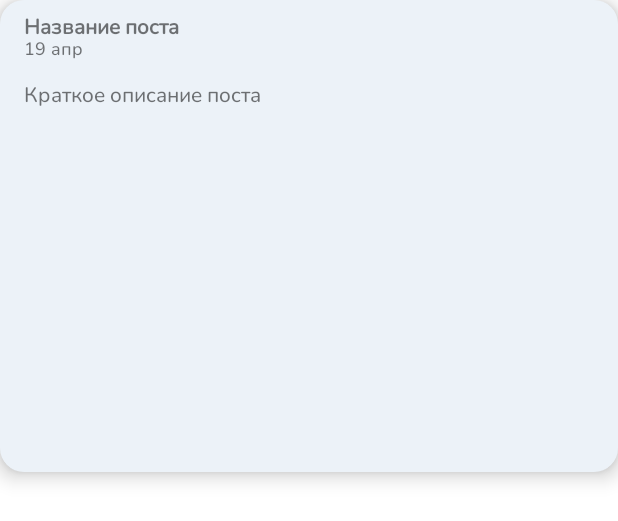
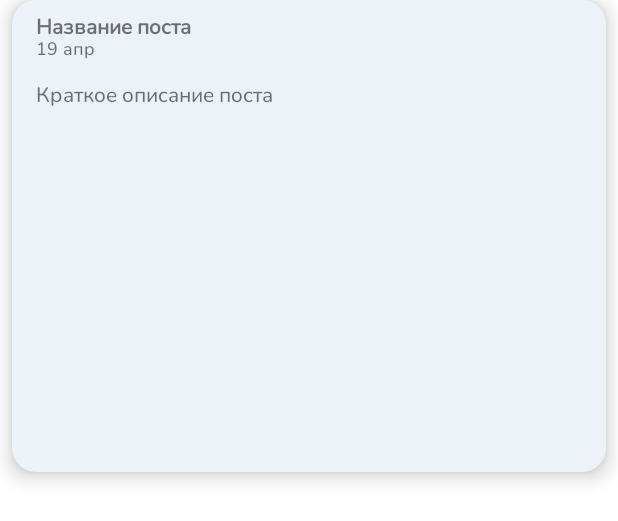
Before and after one commit to Ethosa/KTC, an Android app: the layout layout_wall.xml on its own in the app's theme, with its tools: preview values and no code run, on a phone screen of 412 x 824 dp. Shown: the top 521 px of the screen. Run offline under Robolectric (Android 15) with nearby library versions, the phone set to English and light mode, and no system bars.

Commit message:
little redesign

```diff
--- a/app/src/main/res/layout/fragment_news.xml
+++ b/app/src/main/res/layout/fragment_news.xml
@@ -10,8 +10,6 @@
         android:id="@+id/news_container"
         android:layout_width="0dp"
         android:layout_height="0dp"
-        android:layout_marginStart="8dp"
-        android:layout_marginEnd="8dp"
         app:layout_constraintBottom_toBottomOf="parent"
         app:layout_constraintEnd_toEndOf="parent"
         app:layout_constraintStart_toStartOf="parent"
--- a/app/src/main/res/layout/fragment_timetable.xml
+++ b/app/src/main/res/layout/fragment_timetable.xml
@@ -22,6 +22,7 @@
         android:layout_width="0dp"
         android:layout_height="56dp"
         android:background="@drawable/top_toolbar"
+        android:elevation="4dp"
         android:visibility="gone"
         app:layout_constraintEnd_toEndOf="parent"
         app:layout_constraintStart_toStartOf="parent"
--- a/app/src/main/res/layout/layout_wall.xml
+++ b/app/src/main/res/layout/layout_wall.xml
@@ -4,6 +4,8 @@
     xmlns:tools="http://schemas.android.com/tools"
     android:layout_width="match_parent"
     android:layout_height="wrap_content"
+    android:layout_marginLeft="8dp"
+    android:layout_marginRight="8dp"
     android:background="@drawable/background1"
     android:elevation="8sp"
     android:paddingBottom="8dp">
```
